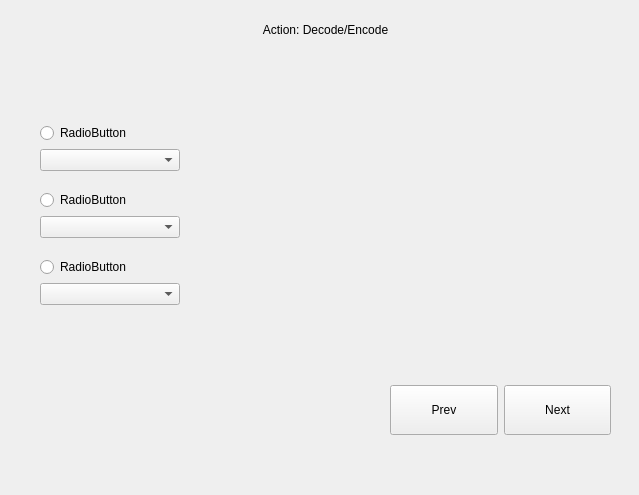
Before: the Qt Designer form Ricardo/Official/UIFiles/ChooseCarrierType.ui in kevinrmedina/StegoCapstone, drawn with Qt 5.
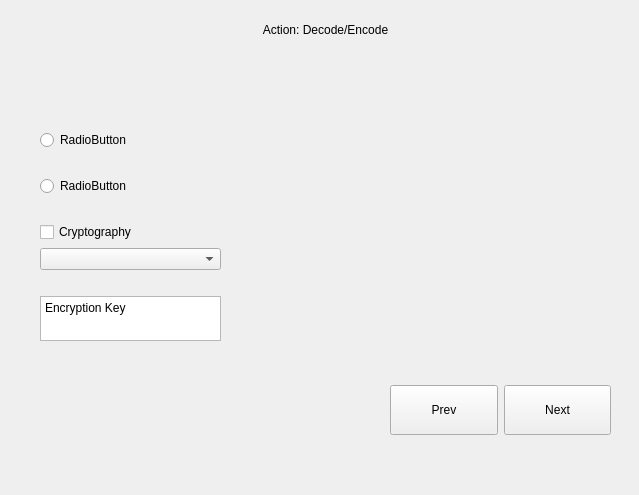
After: the same form once the commit is applied.

Patch:
```diff
--- a/Ricardo/Official/UIFiles/ChooseCarrierType.ui
+++ b/Ricardo/Official/UIFiles/ChooseCarrierType.ui
@@ -18,8 +18,8 @@
     <rect>
      <x>30</x>
      <y>100</y>
-     <width>160</width>
-     <height>231</height>
+     <width>201</width>
+     <height>272</height>
     </rect>
    </property>
    <layout class="QVBoxLayout" name="verticalLayout">
@@ -35,9 +35,6 @@
         </property>
        </widget>
       </item>
-      <item>
-       <widget class="QComboBox" name="comboBox"/>
-      </item>
      </layout>
     </item>
     <item>
@@ -49,21 +46,14 @@
         </property>
        </widget>
       </item>
-      <item>
-       <widget class="QComboBox" name="comboBox_2">
-        <property name="insertPolicy">
-         <enum>QComboBox::InsertAtBottom</enum>
-        </property>
-       </widget>
-      </item>
      </layout>
     </item>
     <item>
      <layout class="QVBoxLayout" name="verticalLayout_4">
       <item>
-       <widget class="QRadioButton" name="radioButton_3">
+       <widget class="QCheckBox" name="checkBox">
         <property name="text">
-         <string>RadioButton</string>
+         <string>Cryptography</string>
         </property>
        </widget>
       </item>
@@ -72,6 +62,20 @@
       </item>
      </layout>
     </item>
+    <item>
+     <widget class="QPlainTextEdit" name="plainTextEdit">
+      <property name="maximumSize">
+       <size>
+        <width>16777215</width>
+        <height>45</height>
+       </size>
+      </property>
+      <property name="plainText">
+       <string>Encryption Key
+</string>
+      </property>
+     </widget>
+    </item>
    </layout>
   </widget>
   <widget class="QLabel" name="label">
```
